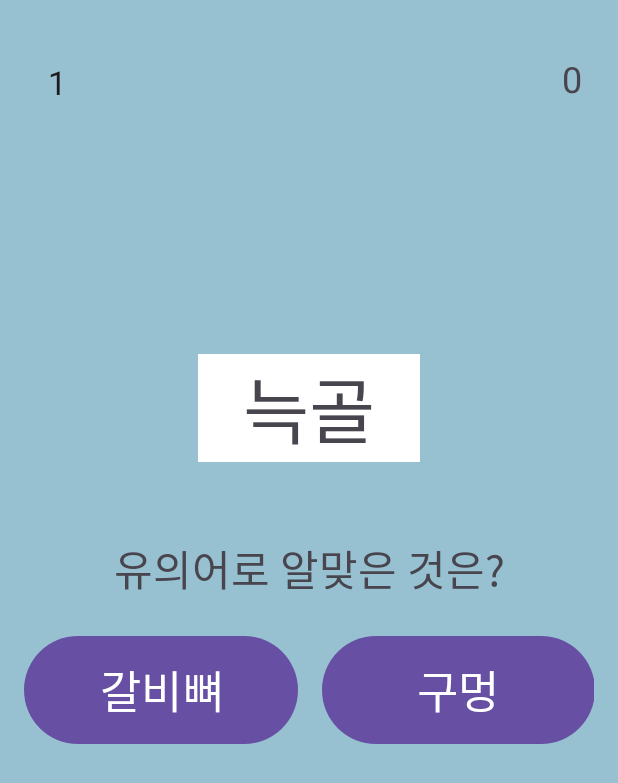
After one commit to Zero020/HunminjeongeumApp, an Android app: the QuizBActivity screen opened directly, with no data from a screen before it, on a phone screen of 412 x 824 dp. The commit adds this screen. Shown: the top 783 px of the screen. Run offline under Robolectric (Android 15) with nearby library versions, the phone set to English and light mode, and no system bars.

Commit message:
유의어 퀴즈 구현, 화면 연결

```diff
--- /dev/null
+++ b/app/src/main/java/com/android/hunminjeongeumapp/quiz_b/QuizBActivity.kt
@@ -0,0 +1,110 @@
+package com.android.hunminjeongeumapp.quiz_b
+
+import android.content.Intent
+import android.database.sqlite.SQLiteDatabase
+import android.os.Bundle
+import android.widget.ImageView
+import android.widget.TextView
+import android.widget.Button
+import android.widget.Toast
+import androidx.appcompat.app.AppCompatActivity
+import com.android.hunminjeongeumapp.R
+
+class QuizBActivity : AppCompatActivity() {
+
+    private lateinit var scoreTextView: TextView
+    private lateinit var questionTextView: TextView
+    private lateinit var item1Button: Button
+    private lateinit var item2Button: Button
+    private lateinit var resultImageView: ImageView
+
+    private lateinit var dbManager: QuizBDBManager
+    private lateinit var sqlitedb: SQLiteDatabase
+    private var questions = mutableListOf<Question>()
+    private var currentIndex = 0
+    private var currentAttempts = 0
+    private var score = 0
+    private var isReattempted = false
+
+    override fun onCreate(savedInstanceState: Bundle?) {
+        super.onCreate(savedInstanceState)
+        setContentView(R.layout.activity_quiz_b)
+
+        // UI 초기화
+        scoreTextView = findViewById(R.id.score)
+        questionTextView = findViewById(R.id.question)
+        item1Button = findViewById(R.id.item1)
+        item2Button = findViewById(R.id.item2)
+        resultImageView = findViewById(R.id.resultImageView)
+
+        // 데이터베이스 설정 및 문제 가져오기
+        dbManager = QuizBDBManager(this, "quizB.db", null, 1)
+        sqlitedb = dbManager.readableDatabase
+        loadQuestionsFromDB()
+
+        // 첫 번째 문제 설정
+        loadQuestion()
+
+        item1Button.setOnClickListener { checkAnswer(0) }
+        item2Button.setOnClickListener { checkAnswer(1) }
+    }
+
+    // 데이터베이스에서 문제 로드
+    private fun loadQuestionsFromDB() {
+        val cursor = sqlitedb.rawQuery("SELECT * FROM questions ORDER BY RANDOM() LIMIT 3", null)
+
+        while (cursor.moveToNext()) {
+            val question = cursor.getString(cursor.getColumnIndexOrThrow("question"))
+            val item1 = cursor.getString(cursor.getColumnIndexOrThrow("item1"))
+            val item2 = cursor.getString(cursor.getColumnIndexOrThrow("item2"))
+            val answer = cursor.getInt(cursor.getColumnIndexOrThrow("answer"))
+
+            questions.add(Question(question, item1, item2, answer))
+        }
+        cursor.close()
+        sqlitedb.close()
+    }
+
+    // 문제 표시
+    private fun loadQuestion() {
+        if (currentIndex < questions.size) {
+            val currentQuestion = questions[currentIndex]
+            questionTextView.text = currentQuestion.question
+            item1Button.text = currentQuestion.item1
+            item2Button.text = currentQuestion.item2
+            currentAttempts = 0
+            isReattempted = false
+        } else {
+            // 모든 문제를 다 풀었을 경우 랭킹 화면으로 이동
+            val intent = Intent(this, RankingBActivity::class.java)
+            intent.putExtra("score", score)
+            startActivity(intent)
+            finish()
+        }
+    }
+
+    // 사용자의 정답을 확인하고 점수 계산
+    private fun checkAnswer(selectedIndex: Int) {
+        val correctIndex = questions[currentIndex].answer
+
+        if (selectedIndex == correctIndex) {
+            Toast.makeText(this, "정답", Toast.LENGTH_SHORT).show()
+            val gainedScore = if (currentAttempts == 0) 10 else 10 / (currentAttempts + 1)
+            score += gainedScore
+            scoreTextView.text = score.toString()
+            currentIndex++ // 다음 문제로 이동
+            loadQuestion()
+        } else {
+            Toast.makeText(this, "오답", Toast.LENGTH_SHORT).show()
+            isReattempted = true
+            currentAttempts++
+        }
+    }
+}
+
+data class Question(
+    val question: String,
+    val item1: String,
+    val item2: String,
+    val answer: Int
+)
--- /dev/null
+++ b/app/src/main/java/com/android/hunminjeongeumapp/quiz_b/QuizBDBManager.kt
@@ -0,0 +1,45 @@
+package com.android.hunminjeongeumapp.quiz_b
+
+import android.content.Context
+import android.database.sqlite.SQLiteDatabase
+import android.database.sqlite.SQLiteOpenHelper
+
+class QuizBDBManager(
+    context: Context?,
+    name: String?,
+    factory: SQLiteDatabase.CursorFactory?,
+    version: Int
+) : SQLiteOpenHelper(context, name, factory, version) {
+    override fun onCreate(db: SQLiteDatabase?) {
+        // questions 테이블 생성
+        db!!.execSQL("CREATE TABLE IF NOT EXISTS questions (id INTEGER PRIMARY KEY, question TEXT, item1 TEXT, item2 TEXT, answer INTEGER)")
+
+        // rankings 테이블 생성
+        db.execSQL("""
+            CREATE TABLE IF NOT EXISTS rankings (
+                game_id INTEGER PRIMARY KEY AUTOINCREMENT,
+                username TEXT DEFAULT '-',
+                score DOUBLE DEFAULT 0.0,
+                time_taken INTEGER DEFAULT 0,
+                is_registered BOOLEAN DEFAULT 0,
+                incorrect_words TEXT DEFAULT ''
+            )
+        """)
+
+        // 데이터 삽입
+        insertInitialData(db)
+    }
+
+    override fun onUpgrade(db: SQLiteDatabase?, oldVersion: Int, newVersion: Int) {
+        db?.execSQL("DROP TABLE IF EXISTS questions")
+        db?.execSQL("DROP TABLE IF EXISTS rankings")
+        onCreate(db)
+    }
+
+    // 초기 데이터 삽입
+    private fun insertInitialData(db: SQLiteDatabase) {
+        db.execSQL("INSERT INTO questions (question, item1, item2, answer) VALUES ('늑골','갈비뼈','구멍', 0)")
+        db.execSQL("INSERT INTO questions (question, item1, item2, answer) VALUES ('침잠','침범','몰입', 1)")
+        db.execSQL("INSERT INTO questions (question, item1, item2, answer) VALUES ('두루미','학','왜가리', 0)")
+    }
+}
--- /dev/null
+++ b/app/src/main/res/layout/activity_quiz_b.xml
@@ -0,0 +1,108 @@
+<?xml version="1.0" encoding="utf-8"?>
+<androidx.constraintlayout.widget.ConstraintLayout xmlns:android="http://schemas.android.com/apk/res/android"
+    xmlns:app="http://schemas.android.com/apk/res-auto"
+    xmlns:tools="http://schemas.android.com/tools"
+    android:id="@+id/main"
+    android:layout_width="match_parent"
+    android:layout_height="match_parent"
+    android:background="#97C1D1"
+    android:orientation="horizontal"
+    android:padding="16dp"
+    tools:context=".quiz_a.QuizAActivity">
+
+    <TextView
+        android:id="@+id/score"
+        android:layout_width="wrap_content"
+        android:layout_height="wrap_content"
+        android:layout_marginTop="20dp"
+        android:layout_marginEnd="8dp"
+        android:text="0"
+        android:textSize="24sp"
+        app:layout_constraintEnd_toEndOf="parent"
+        app:layout_constraintTop_toTopOf="parent" />
+
+    <TextView
+        android:id="@+id/number"
+        android:layout_width="wrap_content"
+        android:layout_height="wrap_content"
+        android:layout_marginStart="16dp"
+        android:layout_marginTop="24dp"
+        android:text="1"
+        android:textAppearance="@style/TextAppearance.AppCompat.Large"
+        app:layout_constraintStart_toStartOf="parent"
+        app:layout_constraintTop_toTopOf="parent" />
+
+    <!-- 이미지뷰 (정답 또는 오답 이미지) -->
+    <ImageView
+        android:id="@+id/resultImageView"
+        android:layout_width="200dp"
+        android:layout_height="200dp"
+        android:layout_marginTop="30dp"
+        app:layout_constraintStart_toStartOf="parent"
+        app:layout_constraintTop_toBottomOf="@+id/question"
+        app:layout_constraintEnd_toEndOf="parent"
+        />
+
+    <TextView
+        android:id="@+id/question"
+        android:layout_width="wrap_content"
+        android:layout_height="wrap_content"
+        android:layout_marginTop="220dp"
+        android:background="#FFFFFF"
+        android:paddingHorizontal="30dp"
+        android:text="문제 단어"
+        android:textSize="48sp"
+        app:layout_constraintEnd_toEndOf="parent"
+        app:layout_constraintStart_toStartOf="parent"
+        app:layout_constraintTop_toTopOf="parent" />
+
+    <TextView
+        android:id="@+id/description"
+        android:layout_width="wrap_content"
+        android:layout_height="wrap_content"
+        android:layout_marginTop="50dp"
+        android:text="유의어로 알맞은 것은?"
+        android:textSize="28dp"
+        app:layout_constraintEnd_toEndOf="parent"
+        app:layout_constraintStart_toStartOf="parent"
+        app:layout_constraintTop_toBottomOf="@+id/question"/>
+
+    <Button
+        android:id="@+id/item1"
+        android:layout_width="0dp"
+        android:layout_height="80dp"
+        android:layout_marginTop="20dp"
+        android:layout_marginEnd="8dp"
+        android:text="보기 1"
+        android:textSize="30sp"
+        app:layout_constraintStart_toStartOf="parent"
+        app:layout_constraintEnd_toStartOf="@+id/item2"
+        app:layout_constraintTop_toBottomOf="@+id/description"
+        app:layout_constraintWidth_percent="0.48"/>
+
+    <Button
+        android:id="@+id/item2"
+        android:layout_width="0dp"
+        android:layout_height="80dp"
+        android:layout_marginTop="20dp"
+        android:layout_marginStart="8dp"
+        android:text="보기 2"
+        android:textSize="30sp"
+        app:layout_constraintStart_toEndOf="@+id/item1"
+        app:layout_constraintEnd_toEndOf="parent"
+        app:layout_constraintTop_toBottomOf="@+id/description"
+        app:layout_constraintWidth_percent="0.48"/>
+
+
+    <FrameLayout
+        android:id="@+id/darkBackground"
+        android:layout_width="0dp"
+        android:layout_height="0dp"
+        android:background="#80000000"
+        android:visibility="gone"
+        app:layout_constraintBottom_toBottomOf="parent"
+        app:layout_constraintLeft_toLeftOf="parent"
+        app:layout_constraintRight_toRightOf="parent"
+        app:layout_constraintTop_toTopOf="parent" />
+
+</androidx.constraintlayout.widget.ConstraintLayout>
```
Also changed, not shown: app/src/main/AndroidManifest.xml (+7 -0 lines), app/src/main/java/com/android/hunminjeongeumapp/MainActivity.kt (+7 -0 lines), app/src/main/java/com/android/hunminjeongeumapp/quiz_b/RankingBActivity.kt (added, +105 -0 lines), app/src/main/java/com/android/hunminjeongeumapp/quiz_b/RankingBAdapter.kt (added, +44 -0 lines), app/src/main/res/layout/activity_quiz_branking.xml (added, +125 -0 lines), app/src/main/res/layout/item_ranking_b.xml (added, +51 -0 lines).
